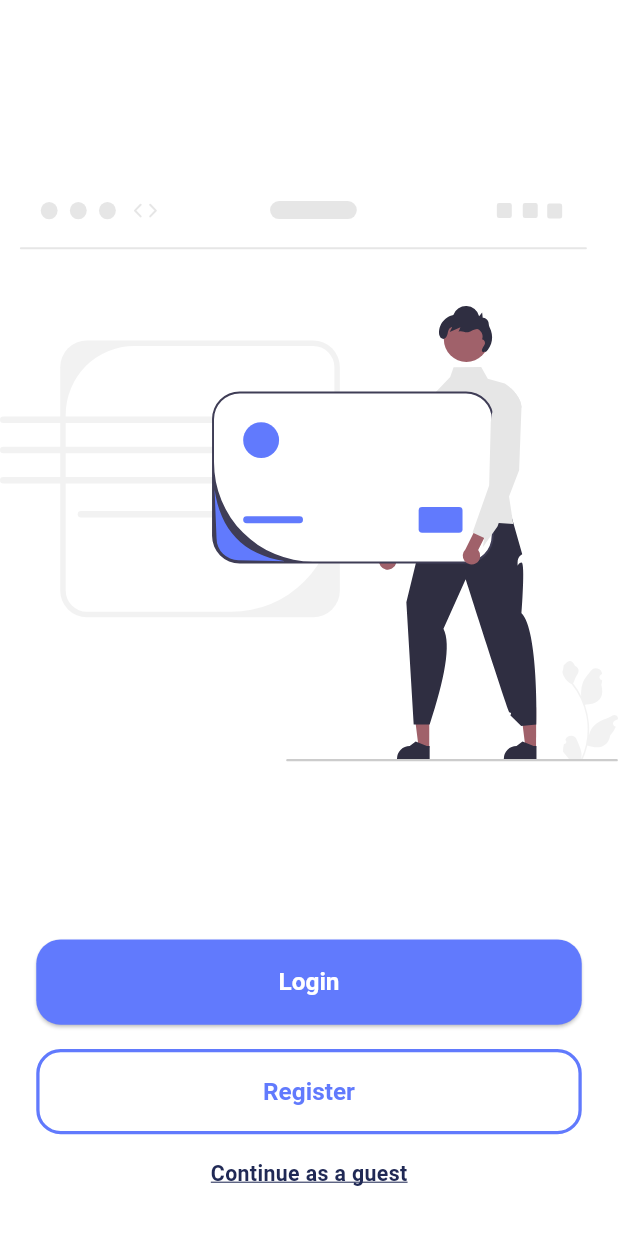
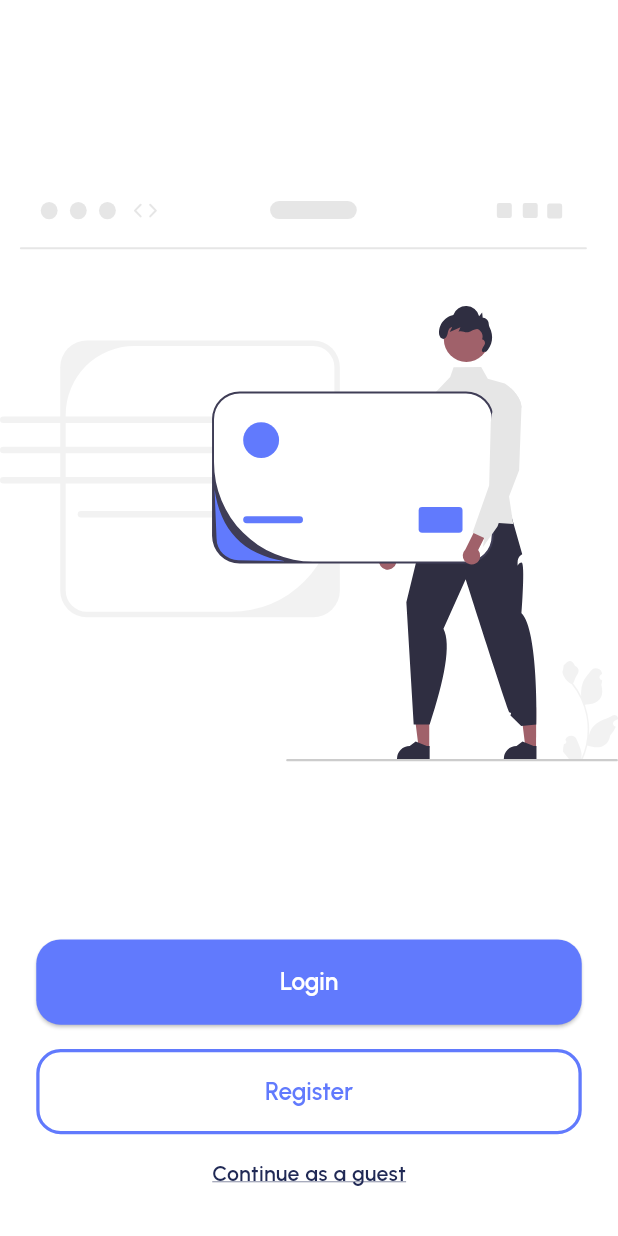
Before and after one commit to OmarHossam666/finance_app, a Flutter app: the screen it shows after launch, on a phone screen of 412 x 824 dp. Run offline on Flutter 3.47's test engine with Material 3 defaults, Android fonts, the phone set to English and light mode, and no system bars; our stand-ins replace carousel_slider, dots_indicator, fl_chart, flutter_screenutil, flutter_svg, go_router and 1 more.

Commit message:
- Adding some configurations to the android folder and solving the font system to prevent any errors in the release mode.

```diff
--- a/lib/core/constants/app_fonts.dart
+++ b/lib/core/constants/app_fonts.dart
@@ -1,3 +1,11 @@
 class AppFonts {
   static const String urbanist = 'Urbanist';
+
+  // Font fallbacks for release mode
+  static const List<String> fontFallbacks = [
+    'Urbanist',
+    'Roboto',
+    'Arial',
+    'sans-serif',
+  ];
 }
--- a/lib/core/constants/app_styles.dart
+++ b/lib/core/constants/app_styles.dart
@@ -1,6 +1,7 @@
 import 'package:flutter/material.dart';
 import 'package:flutter_screenutil/flutter_screenutil.dart';
 import 'app_colors.dart';
+import 'app_fonts.dart';
 
 class AppStyles {
   AppStyles._();
@@ -13,6 +14,7 @@ class AppStyles {
     fontSize: 30.sp,
     fontWeight: FontWeight.bold,
     color: AppColors.primary,
+    fontFamily: AppFonts.urbanist,
   );
 
   /// Style for main screen titles and prominent headers.
@@ -21,6 +23,7 @@ class AppStyles {
     fontSize: 20.sp,
     fontWeight: FontWeight.w600,
     color: AppColors.textPrimary,
+    fontFamily: AppFonts.urbanist,
   );
 
   /// Style for user names or important values in profiles.
@@ -29,6 +32,7 @@ class AppStyles {
     fontSize: 20.sp,
     fontWeight: FontWeight.bold,
     color: AppColors.textPrimary,
+    fontFamily: AppFonts.urbanist,
   );
 
   /// Style for subtitles and descriptive text.
@@ -37,6 +41,7 @@ class AppStyles {
     fontSize: 16.sp,
     fontWeight: FontWeight.w500, // Medium
     color: AppColors.textSecondary,
+    fontFamily: AppFonts.urbanist,
   );
 
   /// Style for standard body text and input field values.
@@ -45,6 +50,7 @@ class AppStyles {
     fontSize: 18.sp,
     fontWeight: FontWeight.w600, // SemiBold
     color: AppColors.textPrimary,
+    fontFamily: AppFonts.urbanist,
   );
 
   /// Style for smaller body text, like labels or less important info.
@@ -53,6 +59,7 @@ class AppStyles {
     fontSize: 14.sp,
     fontWeight: FontWeight.w500, // Medium
     color: AppColors.textSecondary,
+    fontFamily: AppFonts.urbanist,
   );
 
   /// Style for text inside primary buttons.
@@ -61,6 +68,7 @@ class AppStyles {
     fontSize: 16.sp,
     fontWeight: FontWeight.w600,
     color: AppColors.textWhite,
+    fontFamily: AppFonts.urbanist,
   );
 
   /// Style for text links.
@@ -69,6 +77,7 @@ class AppStyles {
     fontSize: 14.sp,
     fontWeight: FontWeight.w600, // SemiBold
     color: AppColors.linkTextColor,
+    fontFamily: AppFonts.urbanist,
   );
 
   /// Style for input field hint text.
@@ -77,6 +86,7 @@ class AppStyles {
     fontSize: 15.sp,
     fontWeight: FontWeight.w500, // Medium
     color: AppColors.textHint,
+    fontFamily: AppFonts.urbanist,
   );
 
   /// Style for the large balance text on cards.
@@ -85,6 +95,7 @@ class AppStyles {
     fontSize: 24.sp,
     fontWeight: FontWeight.w600,
     color: AppColors.textWhite,
+    fontFamily: AppFonts.urbanist,
   );
 
   /// Style for general text on cards.
@@ -93,5 +104,6 @@ class AppStyles {
     fontSize: 12.sp,
     fontWeight: FontWeight.w700, // SemiBold
     color: AppColors.cardTextColor,
+    fontFamily: AppFonts.urbanist,
   );
 }
--- a/lib/features/welcome/welcome_screen.dart
+++ b/lib/features/welcome/welcome_screen.dart
@@ -20,26 +20,38 @@ class WelcomeScreen extends StatelessWidget {
       body: Center(
         child: Column(
           mainAxisAlignment: MainAxisAlignment.center,
-          spacing: 16.h,
           children: [
             SvgPicture.asset(
               AppAssets.welcomeScreenImage,
               width: 375.w,
               height: 570.h,
               fit: BoxFit.contain,
+              placeholderBuilder: (context) => Container(
+                width: 375.w,
+                height: 570.h,
+                color: AppColors.backgroundLightGray,
+                child: Icon(
+                  Icons.image,
+                  size: 100.w,
+                  color: AppColors.textSecondary,
+                ),
+              ),
             ),
+            SizedBox(height: 16.h),
             PrimaryButton(
               textButton: AppStrings.login,
               onpressed: () {
                 context.push(AppRoutes.loginScreen);
               },
             ),
+            SizedBox(height: 16.h),
             PrimaryOutlinedButton(
               textButton: AppStrings.register,
               onPressed: () {
                 context.push(AppRoutes.registerScreen);
               },
             ),
+            SizedBox(height: 16.h),
             Text.rich(
               TextSpan(
                 text: AppStrings.continueAsAGuest,
--- a/lib/main.dart
+++ b/lib/main.dart
@@ -7,6 +7,9 @@ import 'package:finance_app/core/routes/router_config_generation.dart';
 
 Future<void> main() async {
   WidgetsFlutterBinding.ensureInitialized();
+
+  // Ensure fonts are loaded before app starts
+  await Future.delayed(const Duration(milliseconds: 100));
 
   runApp(const FinanceApp());
 }
```
Also changed, not shown: pubspec.yaml (+27 -0 lines), 2 other files.
